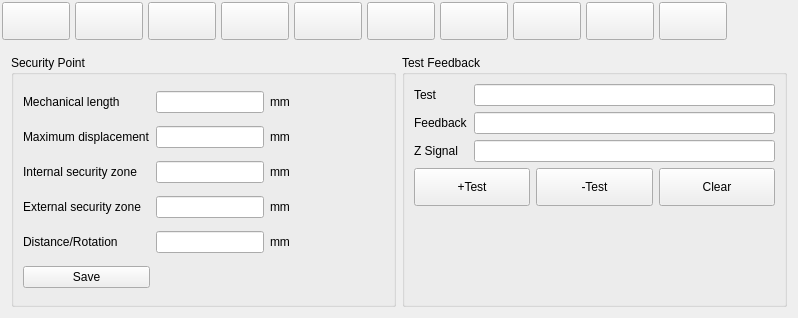
Qt form hcsettings/icmachinestructpage.ui (GaussCheng/2-5AxisPunch) before a commit.
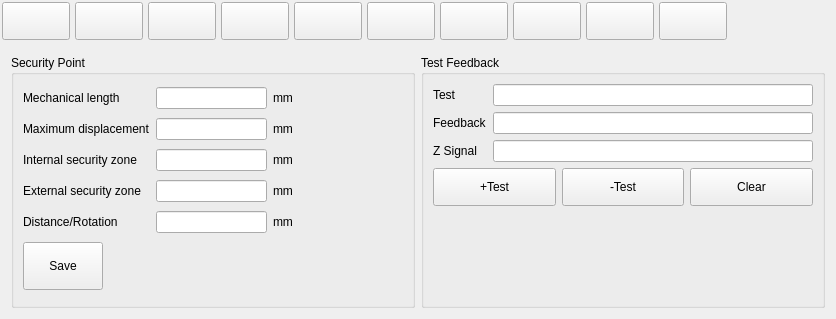
The same form after that commit. Custom widgets are drawn as their Qt base class.

Diff of the .ui file:
```diff
--- a/hcsettings/icmachinestructpage.ui
+++ b/hcsettings/icmachinestructpage.ui
@@ -6,8 +6,8 @@
    <rect>
     <x>0</x>
     <y>0</y>
-    <width>798</width>
-    <height>318</height>
+    <width>836</width>
+    <height>319</height>
    </rect>
   </property>
   <property name="windowTitle">
@@ -323,6 +323,24 @@
           </item>
           <item row="5" column="0">
            <widget class="QPushButton" name="saveToolButton">
+            <property name="sizePolicy">
+             <sizepolicy hsizetype="Fixed" vsizetype="Fixed">
+              <horstretch>0</horstretch>
+              <verstretch>0</verstretch>
+             </sizepolicy>
+            </property>
+            <property name="minimumSize">
+             <size>
+              <width>80</width>
+              <height>48</height>
+             </size>
+            </property>
+            <property name="maximumSize">
+             <size>
+              <width>80</width>
+              <height>48</height>
+             </size>
+            </property>
             <property name="text">
              <string>Save</string>
             </property>
```
